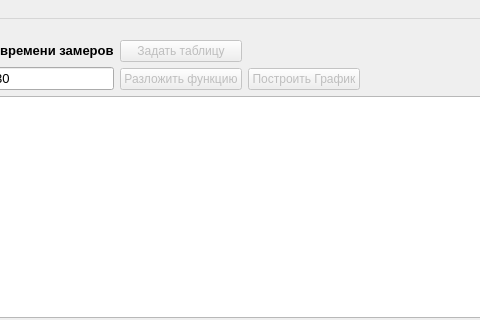
IvanTheCruel/Z5_circuits, file mainwindow.ui: the form before one commit; both pictures show x 235 to 715 and y 0 to 320 of the 796 by 513 pixel window.
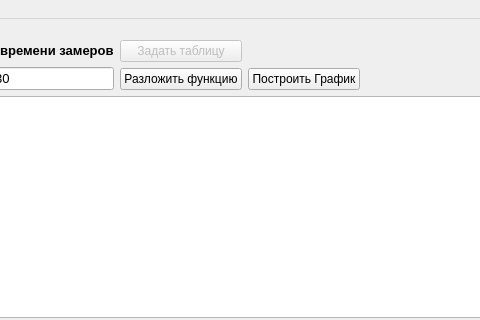
The form after the commit.

Diff of the .ui file:
```diff
--- a/mainwindow.ui
+++ b/mainwindow.ui
@@ -42,7 +42,7 @@
        <item row="1" column="1">
         <widget class="QPushButton" name="pushButton_2">
          <property name="enabled">
-          <bool>false</bool>
+          <bool>true</bool>
          </property>
          <property name="text">
           <string>Разложить функцию</string>
@@ -141,7 +141,7 @@
        <item row="1" column="2">
         <widget class="QPushButton" name="pushButton_3">
          <property name="enabled">
-          <bool>false</bool>
+          <bool>true</bool>
          </property>
          <property name="text">
           <string>Построить График</string>
```
Left out of the diff: 2 changed lines with no effect on the pictures.
